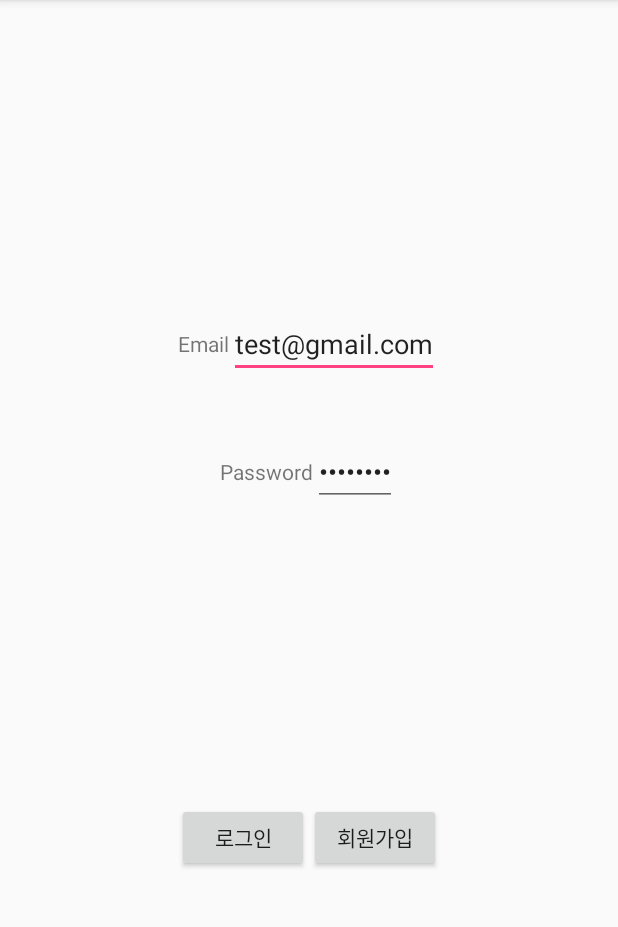
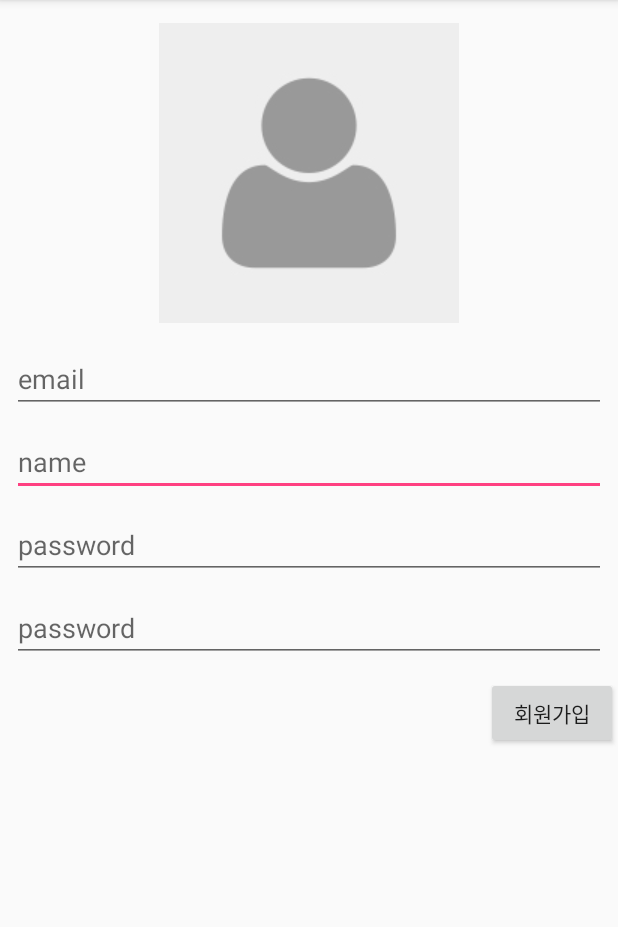
Before and after one commit to fjvbn2003/Time_Travel2, an Android app: the screen it shows after launch (MainActivity before the commit, CreateAccountActivity after it), after a tap on "회원가입", on a phone screen of 412 x 824 dp, the part 84-1011 px from its top. Run offline under Robolectric (Android 15) with nearby library versions, the phone set to English and light mode, and no system bars; our stand-ins replace Firebase (no records; nobody signed in at launch, a user with empty details on screens opened directly).

Commit message:
CreateActivity 구현

```diff
--- a/app/src/main/AndroidManifest.xml
+++ b/app/src/main/AndroidManifest.xml
@@ -19,9 +19,9 @@
         <activity android:name=".MainActivity">
             <intent-filter>
                 <action android:name="android.intent.action.MAIN" />
+
                 <category android:name="android.intent.category.LAUNCHER" />
             </intent-filter>
-
         </activity>
         <activity
             android:name=".TabbedActivity"
@@ -40,7 +40,8 @@
             android:name="com.google.android.geo.API_KEY"
             android:value="@string/google_maps_key" />
 
-        <activity android:name=".AddPostActivity"></activity>
+        <activity android:name=".AddPostActivity" />
+        <activity android:name=".CreateAccountActivity"></activity>
     </application>
 
 </manifest>
--- /dev/null
+++ b/app/src/main/java/tabbedactivitytest/mobilesw/kau/time_travel2/CreateAccountActivity.kt
@@ -0,0 +1,101 @@
+package tabbedactivitytest.mobilesw.kau.time_travel2
+
+import android.app.Activity
+import android.content.Intent
+import android.net.Uri
+import android.support.v7.app.AppCompatActivity
+import android.os.Bundle
+import android.util.Log
+import android.widget.Button
+import android.widget.EditText
+import android.widget.ImageButton
+import android.widget.Toast
+import com.google.firebase.auth.FirebaseAuth
+import com.google.firebase.database.DatabaseReference
+import com.google.firebase.database.FirebaseDatabase
+import com.google.firebase.storage.FirebaseStorage
+import com.google.firebase.storage.StorageReference
+
+class CreateAccountActivity : AppCompatActivity() {
+
+    lateinit var mAuth: FirebaseAuth
+    lateinit var registerButoon: Button
+    lateinit var emailField: EditText
+    lateinit var passwordField: EditText
+    lateinit var mDatabaseReference: DatabaseReference
+    lateinit var mDatabase: FirebaseDatabase
+    lateinit var mPostImage: ImageButton
+    lateinit var mImageUri: Uri
+    lateinit var mStorage : StorageReference
+    val GALLERY_CODE:Int = 1
+
+    override fun onCreate(savedInstanceState: Bundle?) {
+        super.onCreate(savedInstanceState)
+        setContentView(R.layout.activity_create_account)
+
+        mAuth = FirebaseAuth.getInstance()
+        mDatabase = FirebaseDatabase.getInstance()
+        mDatabaseReference = mDatabase.reference.child("MUser")
+        mDatabaseReference.keepSynced(true)
+        mStorage = FirebaseStorage.getInstance().reference
+        mPostImage = findViewById(R.id.imageButton_Create)
+        emailField = findViewById(R.id.Email_create)
+        passwordField = findViewById(R.id.password_create)
+        registerButoon = findViewById(R.id.button_create)
+        mImageUri = Uri.EMPTY
+        mAuth.signOut()
+        registerButoon.setOnClickListener {
+            if(mImageUri == Uri.EMPTY){
+                Toast.makeText(this, "이미지를 추가해 주세요",Toast.LENGTH_LONG).show()
+            }
+            else{
+                mAuth.createUserWithEmailAndPassword(emailField.text.toString(), passwordField.text.toString())
+                        .addOnCompleteListener(this) { task ->
+                            if (task.isSuccessful) {
+                                val filePath : StorageReference = mStorage.child("Muser_images").child(emailField.text.toString())
+                                filePath.putFile(mImageUri).addOnSuccessListener {
+                                    taskSnapshot ->
+                                    val downLoadUrl :Uri? = taskSnapshot.downloadUrl
+                                    val newPost: DatabaseReference = mDatabaseReference.push()
+                                    val dataToSave = HashMap<String,String>()
+                                    dataToSave.put("userID", emailField.text.toString())
+                                    dataToSave.put("password",passwordField.text.toString())
+                                    dataToSave.put("image",downLoadUrl.toString())
+                                    newPost.setValue(dataToSave)
+
+                                    // Sign in success, update UI with the signed-in user's information
+                                    Toast.makeText(this,"회원가입을 성공하였습니다.", Toast.LENGTH_SHORT).show()
+                                    val intent = Intent(this, TabbedActivity::class.java)
+                                    startActivity(intent)
+                                }
+
+                            } else {
+                                // If sign in fails, display a message to the user.
+                                Log.i( "Register failure", task.exception.toString())
+                                Toast.makeText(this,"회원가입 실패", Toast.LENGTH_LONG).show()
+
+                            }
+
+                            // ...
+                        }
+            }
+
+        }
+        mPostImage.setOnClickListener {
+            val galleryIntent = Intent(Intent.ACTION_GET_CONTENT)
+            galleryIntent.setType("image/*")
+            startActivityForResult(galleryIntent,GALLERY_CODE)
+        }
+
+
+
+    }
+    override fun onActivityResult(requestCode: Int, resultCode: Int, data: Intent?) {
+        super.onActivityResult(requestCode, resultCode, data)
+        if(requestCode == GALLERY_CODE && resultCode == Activity.RESULT_OK && data != null){
+            mImageUri = data.data
+            mPostImage.setImageURI(mImageUri)
+        }
+    }
+
+}
--- a/app/src/main/java/tabbedactivitytest/mobilesw/kau/time_travel2/MainActivity.kt
+++ b/app/src/main/java/tabbedactivitytest/mobilesw/kau/time_travel2/MainActivity.kt
@@ -59,24 +59,10 @@ class MainActivity : AppCompatActivity() {
                     }
         }
         //회원가입 이벤트
-        registerButoon.setOnClickListener {
-            mAuth.createUserWithEmailAndPassword(emailField.text.toString(), passwordField.text.toString())
-                    .addOnCompleteListener(this) { task ->
-                        if (task.isSuccessful) {
-                            // Sign in success, update UI with the signed-in user's information
-                            mUser = mAuth.currentUser
-                        } else {
-                            // If sign in fails, display a message to the user.
-                            Log.i( "Register failure", task.exception.toString())
-                            Toast.makeText(this,"회원가입 실패",Toast.LENGTH_LONG).show()
-
-                        }
-
-                        // ...
-                    }
+        registerButoon.setOnClickListener{
+            val intent = Intent(this, CreateAccountActivity::class.java)
+            startActivity(intent)
         }
-
-
 
 
     }
--- /dev/null
+++ b/app/src/main/res/layout/activity_create_account.xml
@@ -0,0 +1,99 @@
+<?xml version="1.0" encoding="utf-8"?>
+<android.support.constraint.ConstraintLayout xmlns:android="http://schemas.android.com/apk/res/android"
+    xmlns:app="http://schemas.android.com/apk/res-auto"
+    xmlns:tools="http://schemas.android.com/tools"
+    android:layout_width="match_parent"
+    android:layout_height="match_parent"
+    tools:context=".CreateAccountActivity">
+
+
+    <EditText
+        android:id="@+id/name_create"
+        android:layout_width="0dp"
+        android:layout_height="wrap_content"
+        android:layout_marginEnd="8dp"
+        android:layout_marginStart="8dp"
+        android:layout_marginTop="10dp"
+        android:ems="10"
+        android:hint="name"
+        android:inputType="textPersonName"
+        app:layout_constraintEnd_toEndOf="parent"
+        app:layout_constraintHorizontal_bias="0.0"
+        app:layout_constraintLeft_toLeftOf="parent"
+        app:layout_constraintRight_toRightOf="parent"
+        app:layout_constraintStart_toStartOf="parent"
+        app:layout_constraintTop_toBottomOf="@+id/Email_create" />
+
+    <EditText
+        android:id="@+id/Email_create"
+        android:layout_width="0dp"
+        android:layout_height="43dp"
+        android:layout_marginEnd="8dp"
+        android:layout_marginStart="8dp"
+        android:layout_marginTop="232dp"
+        android:ems="10"
+        android:hint="email"
+        android:inputType="textEmailAddress"
+        app:layout_constraintEnd_toEndOf="parent"
+        app:layout_constraintHorizontal_bias="0.0"
+        app:layout_constraintLeft_toLeftOf="parent"
+        app:layout_constraintRight_toRightOf="parent"
+        app:layout_constraintStart_toStartOf="parent"
+        app:layout_constraintTop_toTopOf="parent" />
+
+    <EditText
+        android:id="@+id/password_create"
+        android:layout_width="0dp"
+        android:layout_height="wrap_content"
+        android:layout_marginEnd="8dp"
+        android:layout_marginStart="8dp"
+        android:layout_marginTop="10dp"
+        android:ems="10"
+        android:hint="password"
+        android:inputType="textPassword"
+        app:layout_constraintEnd_toEndOf="parent"
+        app:layout_constraintHorizontal_bias="0.0"
+        app:layout_constraintLeft_toLeftOf="parent"
+        app:layout_constraintRight_toRightOf="parent"
+        app:layout_constraintStart_toStartOf="parent"
+        app:layout_constraintTop_toBottomOf="@+id/name_create" />
+
+    <EditText
+        android:id="@+id/password2_create"
+        android:layout_width="0dp"
+        android:layout_height="wrap_content"
+        android:layout_marginEnd="8dp"
+        android:layout_marginStart="8dp"
+        android:layout_marginTop="10dp"
+        android:ems="10"
+        android:hint="password"
+        android:inputType="textPassword"
+        app:layout_constraintEnd_toEndOf="parent"
+        app:layout_constraintHorizontal_bias="0.0"
+        app:layout_constraintLeft_toLeftOf="parent"
+        app:layout_constraintRight_toRightOf="parent"
+        app:layout_constraintStart_toStartOf="parent"
+        app:layout_constraintTop_toBottomOf="@+id/password_create" />
+
+    <Button
+        android:id="@+id/button_create"
+        android:layout_width="wrap_content"
+        android:layout_height="wrap_content"
+        android:layout_marginTop="10dp"
+        android:text="회원가입"
+        app:layout_constraintEnd_toEndOf="parent"
+        app:layout_constraintLeft_toLeftOf="parent"
+        app:layout_constraintTop_toBottomOf="@+id/password2_create" />
+
+    <ImageButton
+        android:id="@+id/imageButton_Create"
+        android:layout_width="200dp"
+        android:layout_height="200dp"
+        android:layout_marginTop="15dp"
+        android:src="@drawable/default_image"
+        app:layout_constraintEnd_toEndOf="parent"
+        app:layout_constraintLeft_toLeftOf="parent"
+        app:layout_constraintRight_toRightOf="parent"
+        app:layout_constraintStart_toStartOf="parent"
+        app:layout_constraintTop_toTopOf="parent" />
+</android.support.constraint.ConstraintLayout>
```
Also changed, not shown: app/src/main/res/drawable/default_image.jpeg (added).
